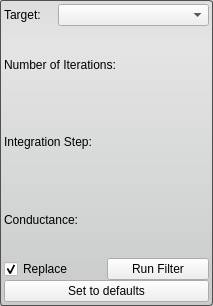
Above: src/Interface/ToolInterface/AnisotropicDiffusionFilterInterface.ui from SCIInstitute/Seg3D before the change. Below: the same form after it.
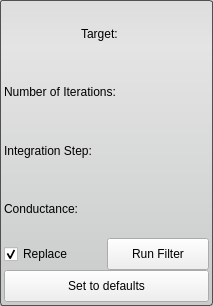
That is the form after the change.

The edit to the form file:
```diff
--- a/src/Interface/ToolInterface/AnisotropicDiffusionFilterInterface.ui
+++ b/src/Interface/ToolInterface/AnisotropicDiffusionFilterInterface.ui
@@ -52,27 +52,29 @@
     <number>4</number>
    </property>
    <item>
-    <layout class="QHBoxLayout" name="activeHLayout" stretch="1,3">
+    <layout class="QHBoxLayout" name="activeHLayout" stretch="1">
      <property name="spacing">
       <number>4</number>
      </property>
      <item>
       <widget class="QLabel" name="activeLabel">
+       <property name="sizePolicy">
+        <sizepolicy hsizetype="Fixed" vsizetype="Preferred">
+         <horstretch>0</horstretch>
+         <verstretch>0</verstretch>
+        </sizepolicy>
+       </property>
+       <property name="minimumSize">
+        <size>
+         <width>50</width>
+         <height>0</height>
+        </size>
+       </property>
        <property name="text">
         <string>Target:</string>
        </property>
       </widget>
      </item>
-     <item>
-      <widget class="QComboBox" name="targetComboBox">
-       <property name="sizeAdjustPolicy">
-        <enum>QComboBox::AdjustToMinimumContentsLength</enum>
-       </property>
-       <property name="minimumContentsLength">
-        <number>12</number>
-       </property>
-      </widget>
-     </item>
     </layout>
    </item>
    <item>
@@ -160,6 +162,12 @@
     <layout class="QHBoxLayout" name="replaceInvertLayout">
      <item>
       <widget class="QCheckBox" name="replaceCheckBox">
+       <property name="minimumSize">
+        <size>
+         <width>0</width>
+         <height>32</height>
+        </size>
+       </property>
        <property name="text">
         <string>Replace</string>
        </property>
@@ -176,6 +184,12 @@
          <verstretch>0</verstretch>
         </sizepolicy>
        </property>
+       <property name="minimumSize">
+        <size>
+         <width>0</width>
+         <height>32</height>
+        </size>
+       </property>
        <property name="text">
         <string>Run Filter</string>
        </property>
@@ -185,6 +199,12 @@
    </item>
    <item>
     <widget class="QPushButton" name="pushButton">
+     <property name="minimumSize">
+      <size>
+       <width>0</width>
+       <height>32</height>
+      </size>
+     </property>
      <property name="text">
       <string>Set to defaults</string>
      </property>
```
